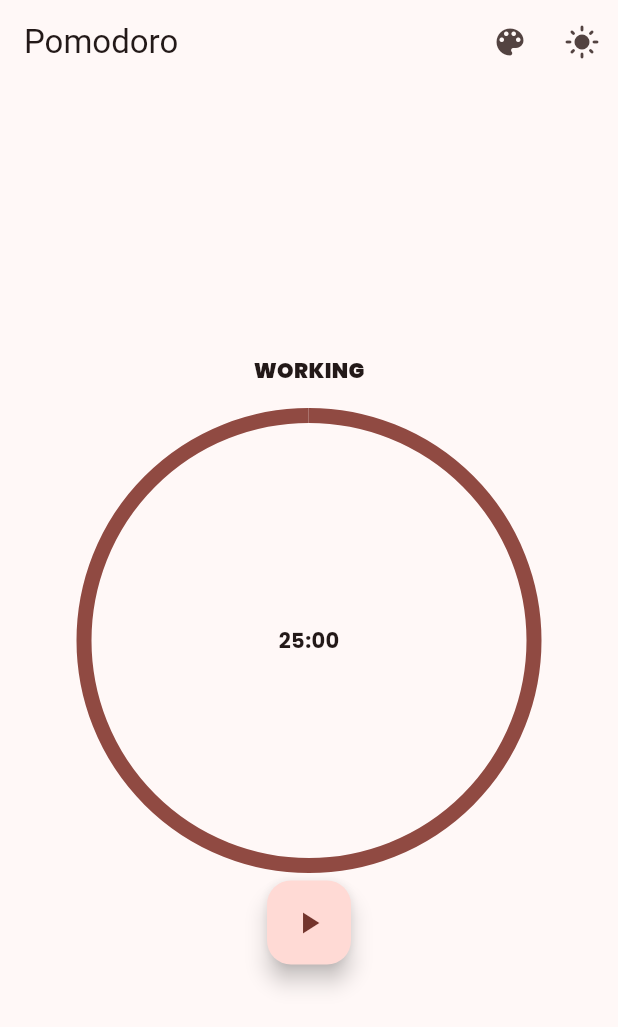
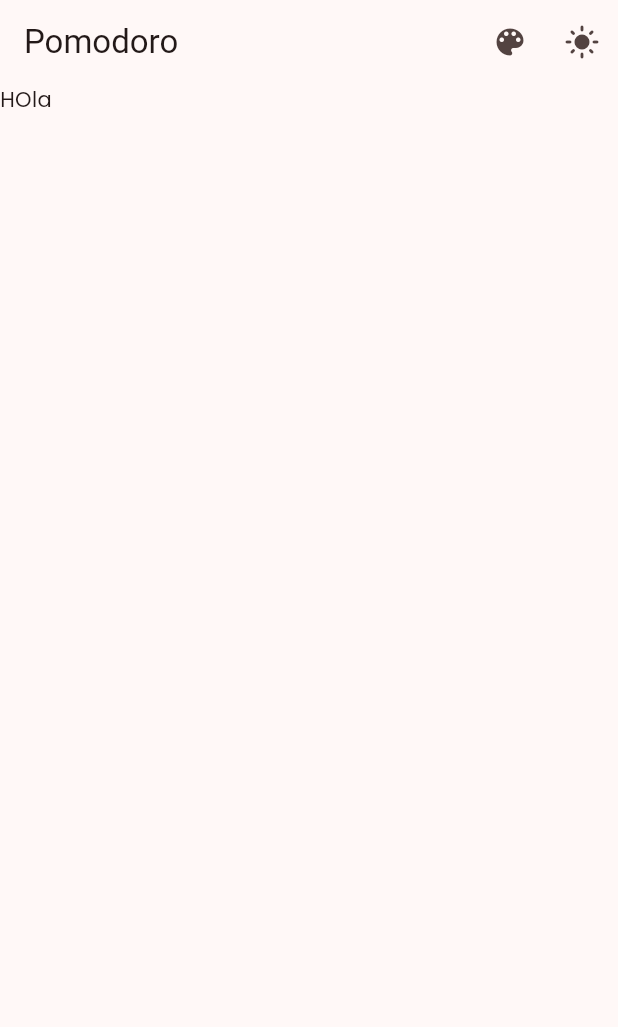
Before and after one commit to Dukas23/pomodoro, a Flutter app: the screen it shows after launch, on a phone screen of 412 x 824 dp. Shown: the top 1027 px of the screen. Run offline on Flutter 3.47's test engine with Material 3 defaults, Android fonts, the phone set to English and light mode, and no system bars; our stand-ins replace google_fonts.

Commit message:
Add responsive utility for adaptive layout and update PomodoroScreen to utilize it

```diff
--- a/lib/presentation/pages/promodor_screen.dart
+++ b/lib/presentation/pages/promodor_screen.dart
@@ -2,6 +2,7 @@ import 'dart:async';
 
 import 'package:flutter/material.dart';
 import 'package:pomodoro/core/theme/app_theme.dart';
+import 'package:pomodoro/core/utils/responsive.dart';
 import 'package:pomodoro/core/theme/theme_provider.dart';
 import 'package:pomodoro/domain/uses_cases/pomodoro_timer.dart';
 import 'package:pomodoro/presentation/widgets/circular_progress_with_contex.dart';
@@ -23,8 +24,7 @@ class PomodoroScreenState extends State<PomodoroScreen> {
     pomodoroTimer = PomodoroTimer();
   }
 
-  void toggleTimer() {
-    setState(() {
+  void toggleTimer() => setState(() {
     pomodoroTimer.toggle();
     // Actualizar la UI en cada tick
     pomodoroTimer.timer?.cancel();
@@ -41,7 +41,6 @@ class PomodoroScreenState extends State<PomodoroScreen> {
           })
         : null;
   });
-  }
 
   @override
   Widget build(BuildContext context) {
@@ -95,31 +94,19 @@ class PomodoroScreenState extends State<PomodoroScreen> {
           ),
         ],
       ),
-      body: Center(
+      // body:
+      body: SafeArea(
         child: Column(
-          mainAxisAlignment: MainAxisAlignment.center,
+          crossAxisAlignment: CrossAxisAlignment.center,
           children: [
-            Text(
-              pomodoroTimer.currentType.name.toUpperCase(),
-              style: const TextStyle(fontWeight: FontWeight.w900),
+            if (Responsive.isDesktop(context))
+              Expanded(
+                // default flex = 1
+                // and it takes 1/6 part of the screen
+                child: Text("a"),
               ),
-            const SizedBox(height: 20.0),
-            CircularProgressWithContex(
-              value: pomodoroTimer.seconds / 1500,
-              text: Text(
-                '${(pomodoroTimer.seconds ~/ 60).toString().padLeft(2, '0')}:${(pomodoroTimer.seconds % 60).toString().padLeft(2, '0')}',
-                style: const TextStyle(fontWeight: FontWeight.bold),
-              ),
-              strokeWidth: 10.0,
-              size: 300.0,
-            ),
-            const SizedBox(height: 10.0),
-            FloatingActionButton(
-              onPressed: toggleTimer,
-              child: Icon(
-                pomodoroTimer.isActive ? Icons.pause : Icons.play_arrow,
-              ),
-            ),
+
+            Expanded(flex: 5, child: Text("HOla")),
           ],
         ),
       ),
```
Also changed, not shown: lib/core/utils/responsive.dart (added, +44 -0 lines). Lines whose indentation alone changed are shown as unchanged.
